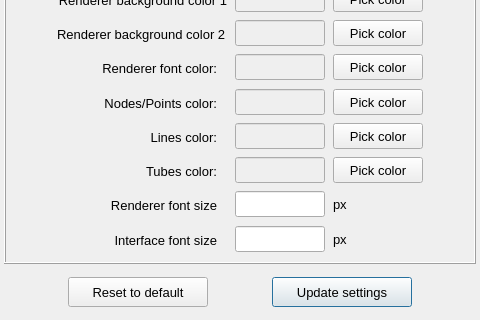
Qt form pulse/interface/data/ui_files/project/render/renderer_user_preferences.ui (open-pulse/OpenPulse) before a commit; both pictures show x 0 to 480 and y 160 to 480 of the 480 by 480 pixel window.
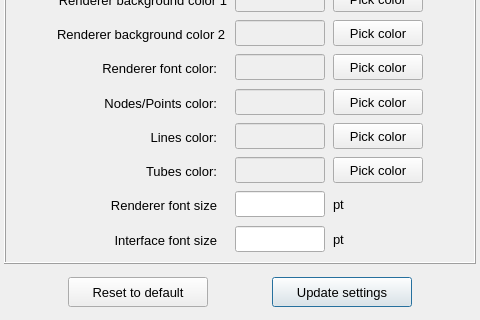
The same form after that commit.

The edit to the form file:
```diff
--- a/pulse/interface/data/ui_files/project/render/renderer_user_preferences.ui
+++ b/pulse/interface/data/ui_files/project/render/renderer_user_preferences.ui
@@ -410,7 +410,7 @@
             </font>
            </property>
            <property name="text">
-            <string>px</string>
+            <string>pt</string>
            </property>
            <property name="alignment">
             <set>Qt::AlignLeading|Qt::AlignLeft|Qt::AlignVCenter</set>
@@ -425,7 +425,7 @@
             </font>
            </property>
            <property name="text">
-            <string>px</string>
+            <string>pt</string>
            </property>
            <property name="alignment">
             <set>Qt::AlignLeading|Qt::AlignLeft|Qt::AlignVCenter</set>
```
